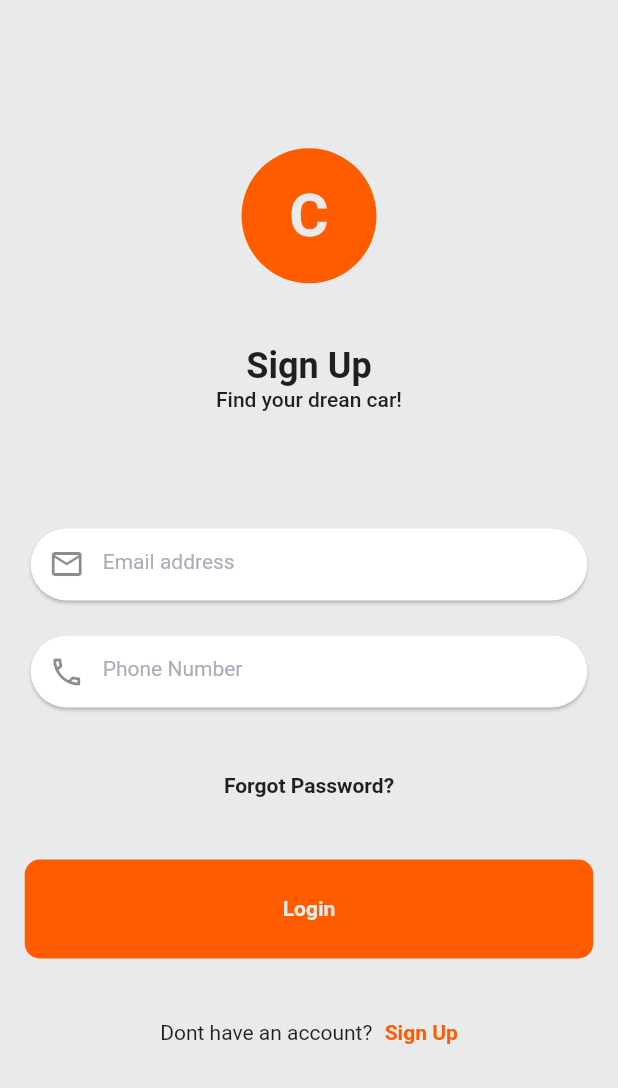
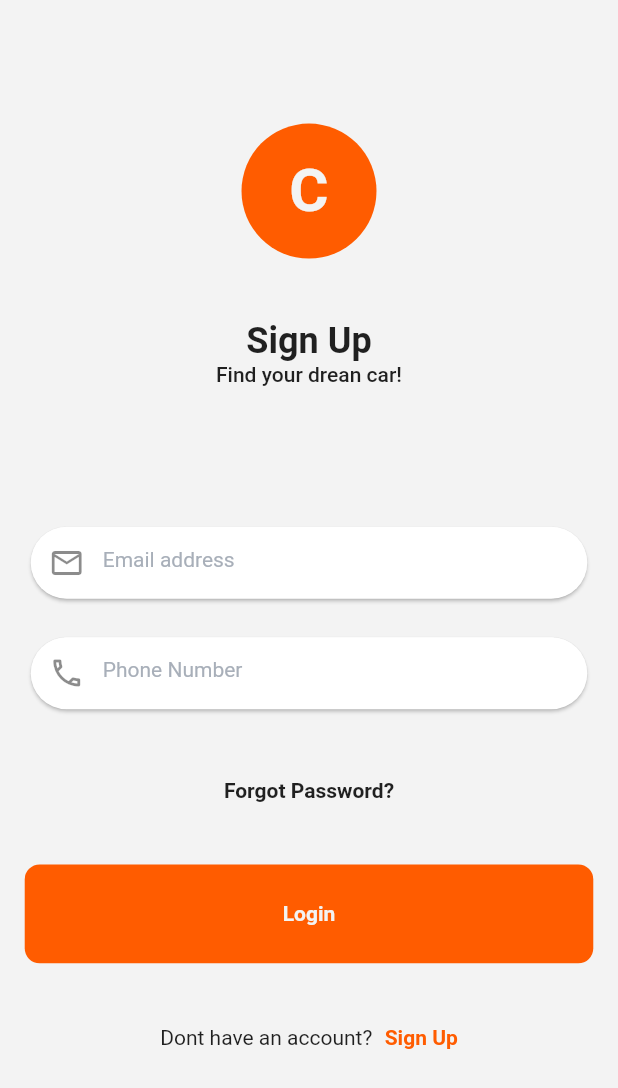
Before and after one commit to furkanagess/car_store_app, a Flutter app: the SignupView screen opened by its route, after a tap on "Sign In", on a phone screen of 412 x 824 dp. Shown: the top 1088 px of the screen. Run offline on Flutter 3.47's test engine with Material 2 defaults, Android fonts, the phone set to English and light mode, and no system bars; our stand-ins replace dot_navigation_bar; network calls fail.

Commit message:
color fixes

```diff
--- a/lib/feature/view/auth/login_view.dart
+++ b/lib/feature/view/auth/login_view.dart
@@ -18,7 +18,7 @@ class LoginView extends StatelessWidget {
       backgroundColor: AppColors.background,
       body: Center(
         child: Padding(
-          padding: context.paddingNormal,
+          padding: context.paddingNormalHorizontal,
           child: const Column(
             children: [
               Expanded(
--- a/lib/feature/view/auth/signup_view.dart
+++ b/lib/feature/view/auth/signup_view.dart
@@ -18,7 +18,7 @@ class SignupView extends StatelessWidget {
       resizeToAvoidBottomInset: false,
       body: Center(
         child: Padding(
-          padding: context.paddingNormal,
+          padding: context.paddingNormalHorizontal,
           child: const Column(
             children: [
               Expanded(
--- a/lib/feature/view/home/home_view.dart
+++ b/lib/feature/view/home/home_view.dart
@@ -10,6 +10,7 @@ class HomeView extends StatelessWidget {
   @override
   Widget build(BuildContext context) {
     return Scaffold(
+      resizeToAvoidBottomInset: false,
       extendBody: true,
       backgroundColor: AppColors.background,
       bottomNavigationBar: Padding(
--- a/lib/product/constants/app_colors.dart
+++ b/lib/product/constants/app_colors.dart
@@ -2,7 +2,7 @@ import 'package:flutter/material.dart';
 
 class AppColors {
   const AppColors._();
-  static Color get background => Color.fromARGB(255, 233, 234, 235);
+  static Color get background => Color.fromARGB(255, 243, 243, 243);
   static Color get orange => const Color(0xffFF5C00);
   static Color get textfieldTextColor => const Color(0xffA8AFB9);
   static Color get white => Colors.white;
```
